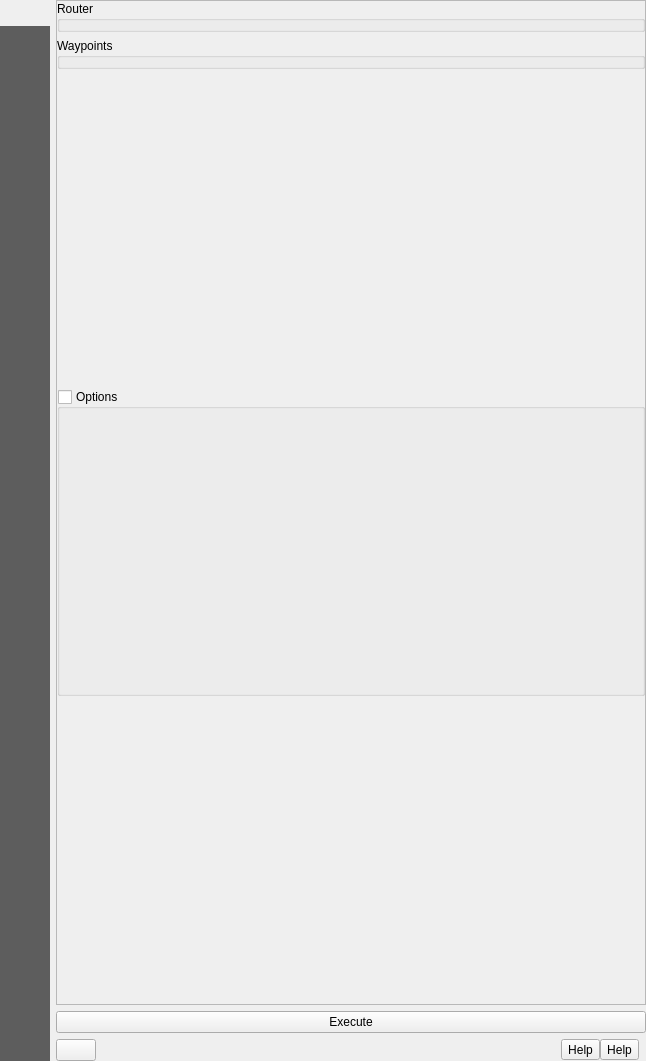
Before: the Qt Designer form valhalla/resources/ui/widget_routing_dock.ui in nilsnolde/valhalla-qgis-plugin, drawn with Qt 5.
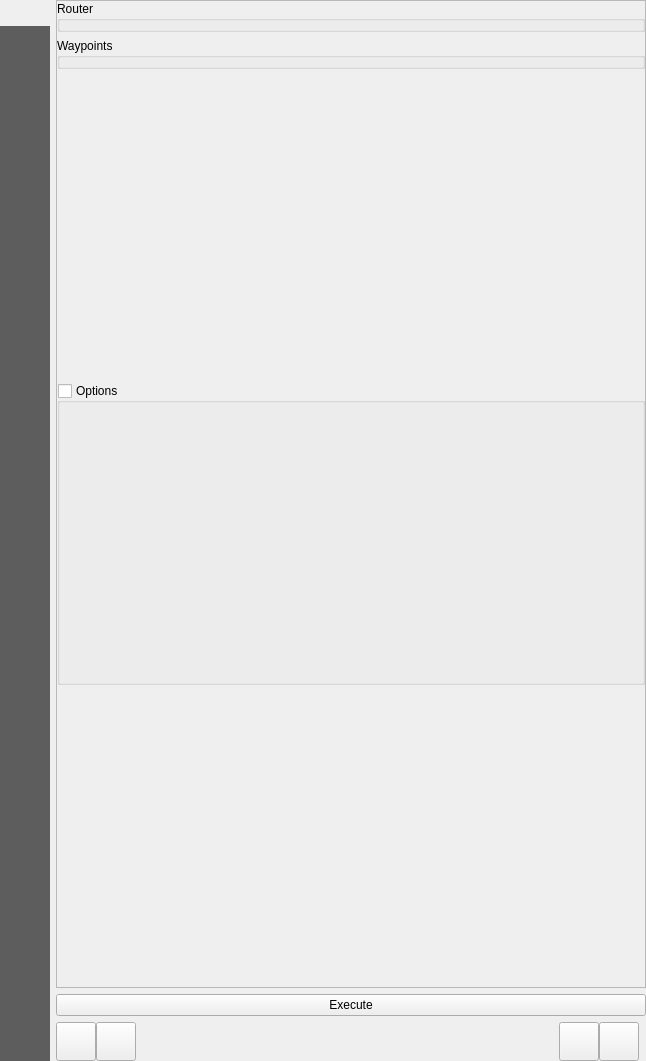
After: the same form once the commit is applied. Icons and pictures are not drawn. Custom widgets are drawn as their Qt base class.

Commit message: many improvements: add proper about dialog, graph extent button etc

Diff of the .ui file:
```diff
--- a/valhalla/resources/ui/widget_routing_dock.ui
+++ b/valhalla/resources/ui/widget_routing_dock.ui
@@ -160,7 +160,7 @@
               <x>0</x>
               <y>0</y>
               <width>581</width>
-              <height>963</height>
+              <height>961</height>
              </rect>
             </property>
             <layout class="QVBoxLayout" name="verticalLayout_7">
@@ -553,13 +553,20 @@
             <number>0</number>
            </property>
            <item>
-            <widget class="QPushButton" name="ui_log_btn">
-             <property name="sizePolicy">
-              <sizepolicy hsizetype="Fixed" vsizetype="Fixed">
-               <horstretch>0</horstretch>
-               <verstretch>0</verstretch>
-              </sizepolicy>
+            <widget class="QToolButton" name="ui_log_btn">
+             <property name="text">
+              <string/>
              </property>
+             <property name="iconSize">
+              <size>
+               <width>32</width>
+               <height>32</height>
+              </size>
+             </property>
+            </widget>
+           </item>
+           <item>
+            <widget class="QToolButton" name="ui_graph_btn">
              <property name="toolTip">
               <string>View last request log</string>
              </property>
@@ -590,7 +597,7 @@
            <item>
             <widget class="QToolButton" name="ui_about_btn">
              <property name="text">
-              <string>Help</string>
+              <string/>
              </property>
              <property name="icon">
               <iconset theme=":images/themes/default/mActionPropertiesWidget.svg"/>
@@ -606,7 +613,7 @@
            <item>
             <widget class="QToolButton" name="ui_help_btn">
              <property name="text">
-              <string>Help</string>
+              <string/>
              </property>
              <property name="icon">
               <iconset theme=":images/themes/default/mActionHelpContents.svg"/>
```
Left out of the diff: 2 changed lines with no effect on the pictures. The commit also changes 10 other files.
